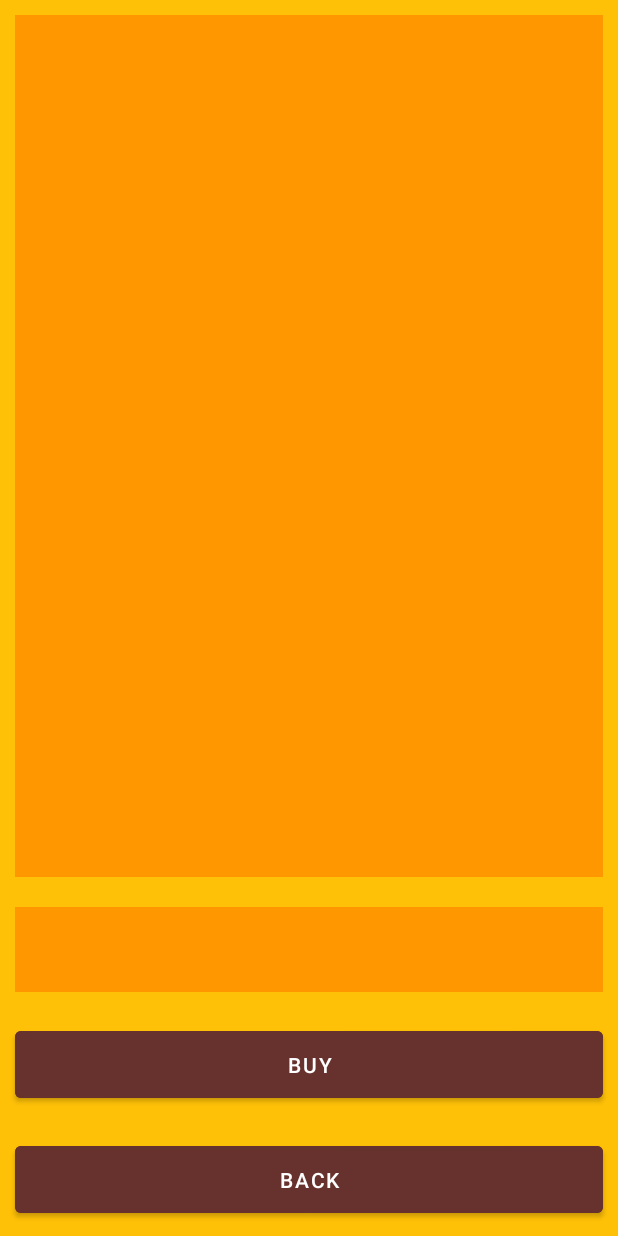
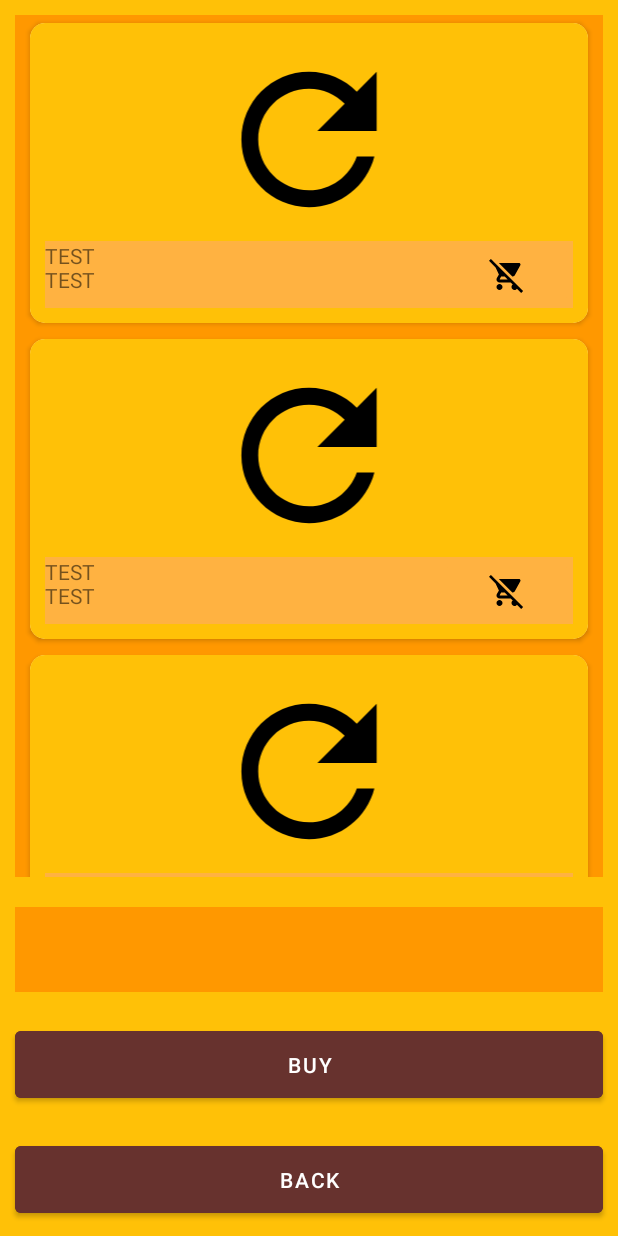
Before and after one commit to graphorismo/CoffeeShop, an Android app: the layout activity_cart.xml on its own in the app's theme, with its tools: preview values and no code run, on a phone screen of 412 x 824 dp. Run offline under Robolectric (Android 15) with nearby library versions, the phone set to English and light mode, and no system bars.

Commit message:
preparing cart activity

```diff
--- /dev/null
+++ b/app/src/main/res/drawable/ic_baseline_remove_shopping_cart_24.xml
@@ -0,0 +1,5 @@
+<vector android:height="24dp" android:tint="#000000"
+    android:viewportHeight="24" android:viewportWidth="24"
+    android:width="24dp" xmlns:android="http://schemas.android.com/apk/res/android">
+    <path android:fillColor="@android:color/white" android:pathData="M22.73,22.73L2.77,2.77 2,2l-0.73,-0.73L0,2.54l4.39,4.39 2.21,4.66 -1.35,2.45c-0.16,0.28 -0.25,0.61 -0.25,0.96 0,1.1 0.9,2 2,2h7.46l1.38,1.38c-0.5,0.36 -0.83,0.95 -0.83,1.62 0,1.1 0.89,2 1.99,2 0.67,0 1.26,-0.33 1.62,-0.84L21.46,24l1.27,-1.27zM7.42,15c-0.14,0 -0.25,-0.11 -0.25,-0.25l0.03,-0.12 0.9,-1.63h2.36l2,2L7.42,15zM15.55,13c0.75,0 1.41,-0.41 1.75,-1.03l3.58,-6.49c0.08,-0.14 0.12,-0.31 0.12,-0.48 0,-0.55 -0.45,-1 -1,-1L6.54,4l9.01,9zM7,18c-1.1,0 -1.99,0.9 -1.99,2S5.9,22 7,22s2,-0.9 2,-2 -0.9,-2 -2,-2z"/>
+</vector>
--- a/app/src/main/res/layout/activity_cart.xml
+++ b/app/src/main/res/layout/activity_cart.xml
@@ -9,13 +9,16 @@
     android:orientation="vertical">
 
     <androidx.recyclerview.widget.RecyclerView
+        android:id="@+id/cartActivity_recyclerView_orders"
         android:layout_width="match_parent"
         android:layout_height="match_parent"
         android:layout_weight="0.2"
         android:layout_margin="10dp"
-        android:background="@color/orange"/>
+        android:background="@color/orange"
+        tools:listitem="@layout/cart_item"/>
 
     <TextView
+        android:id="@+id/cartActivity_textView_priceSum"
         android:layout_width="match_parent"
         android:layout_height="match_parent"
         android:layout_weight="0.65"
@@ -23,6 +26,7 @@
         android:background="@color/orange"/>
 
     <Button
+        android:id="@+id/cartActivity_button_buy"
         android:layout_width="match_parent"
         android:layout_height="match_parent"
         android:layout_weight="0.65"
@@ -31,6 +35,7 @@
         android:layout_margin="10dp"/>
 
     <Button
+        android:id="@+id/cartActivity_button_back"
         android:layout_width="match_parent"
         android:layout_height="match_parent"
         android:layout_weight="0.65"
--- /dev/null
+++ b/app/src/main/res/layout/cart_item.xml
@@ -0,0 +1,57 @@
+<?xml version="1.0" encoding="utf-8"?>
+<androidx.cardview.widget.CardView xmlns:android="http://schemas.android.com/apk/res/android"
+    xmlns:app="http://schemas.android.com/apk/res-auto"
+    android:layout_width="match_parent"
+    android:layout_height="200dp"
+    android:background="@color/orange"
+    android:elevation="5dp"
+    app:cardCornerRadius="10dp"
+    android:padding="10dp"
+    android:layout_marginHorizontal="10dp"
+    android:layout_marginVertical="5dp"
+    >
+
+    <LinearLayout
+        android:layout_width="match_parent"
+        android:layout_height="match_parent"
+        android:orientation="vertical"
+        android:padding="10dp"
+        android:background="@color/yellow">
+
+        <ImageView
+            android:id="@+id/cartRecyclerItem_imageView_product"
+            android:layout_width="match_parent"
+            android:layout_height="match_parent"
+            android:src="@drawable/ic_baseline_refresh_24"
+            android:layout_weight="0.25"/>
+
+        <LinearLayout
+            android:layout_width="match_parent"
+            android:layout_height="match_parent"
+            android:orientation="horizontal"
+            android:layout_weight="0.75"
+            android:background="@color/light_orange">
+
+            <TextView
+                android:id="@+id/cartRecyclerItem_textView_description"
+                android:layout_width="match_parent"
+                android:layout_height="match_parent"
+                android:text="TEST \nTEST"
+                android:layout_weight="0.25"
+                />
+
+            <ImageButton
+                android:id="@+id/cartRecyclerItem_imageButton_removeFromCart"
+                android:layout_width="match_parent"
+                android:layout_height="match_parent"
+                android:layout_weight="0.75"
+                android:src="@drawable/ic_baseline_remove_shopping_cart_24"
+                android:backgroundTint="@color/light_orange"
+
+                />
+
+        </LinearLayout>
+
+    </LinearLayout>
+
+</androidx.cardview.widget.CardView>
```
Also changed, not shown: app/src/main/java/ru/graphorismo/coffeeshop/data/remote/CoffeeShopApi.kt (+9 -4 lines), app/src/main/java/ru/graphorismo/coffeeshop/ui/cart/CartRecyclerAdapter.kt (added, +45 -0 lines), app/src/main/java/ru/graphorismo/coffeeshop/ui/cart/CartViewModel.kt (added, +31 -0 lines).
